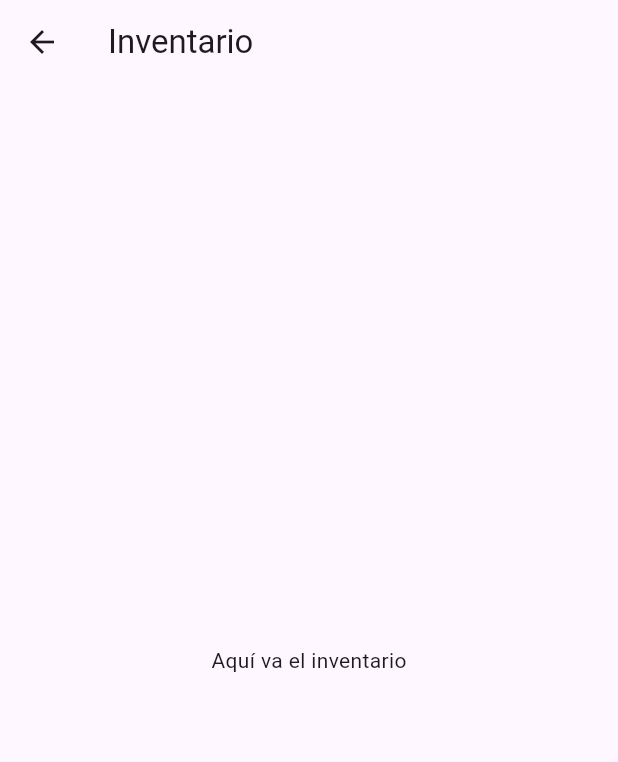
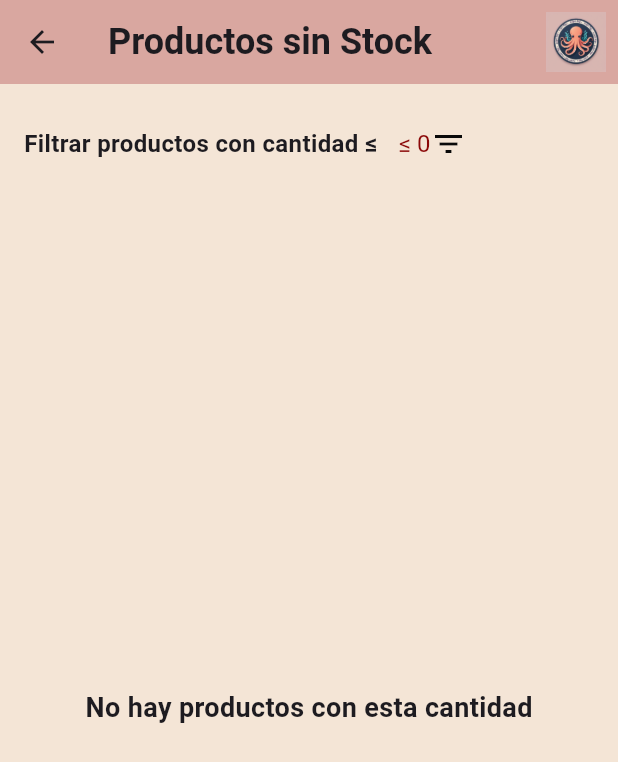
Before and after one commit to TaniaOliva/PulpoApp, a Flutter app: the HomePage screen opened by its route, after a tap on "Sin stock", on a phone screen of 412 x 824 dp. Shown: the top 762 px of the screen. Run offline on Flutter 3.47's test engine with Material 3 defaults, Android fonts, the phone set to English and light mode, and no system bars; our stand-ins replace cloud_firestore, firebase_auth, firebase_core; accounts and stored records are empty.

Commit message:
sin stock

```diff
--- a/lib/pages/home_page.dart
+++ b/lib/pages/home_page.dart
@@ -1,7 +1,8 @@
 import 'package:flutter/material.dart';
+import 'package:flutter_pulpoapp/pages/products_page.dart';
 import 'package:flutter_pulpoapp/widgets/drawer.dart';
 import 'package:flutter_pulpoapp/pages/inventory_page.dart';
-import 'package:flutter_pulpoapp/pages/provider_page.dart';
+import 'package:flutter_pulpoapp/pages/proveedores_page.dart';
 import 'package:flutter_pulpoapp/pages/out_of_stock_page.dart';
 import 'package:flutter_pulpoapp/pages/scanner_page.dart';
 
@@ -52,7 +53,7 @@ class HomePage extends StatelessWidget {
                 ),
               ),
             ),
-            const SizedBox(height: 20),
+            const SizedBox(height: 50),
 
             // Botones organizados en un Grid
             Expanded(
@@ -76,7 +77,7 @@ class HomePage extends StatelessWidget {
                     onTap: () => Navigator.push(
                       context,
                       MaterialPageRoute(
-                          builder: (context) => const ProviderPage()),
+                          builder: (context) => const ProvidersPage()),
                     ),
                   ),
                   _HomeButton(
--- a/lib/pages/out_of_stock_page.dart
+++ b/lib/pages/out_of_stock_page.dart
@@ -1,13 +1,122 @@
 import 'package:flutter/material.dart';
+import 'package:cloud_firestore/cloud_firestore.dart';
 
-class OutOfStockPage extends StatelessWidget {
-  const OutOfStockPage({super.key});
+class OutOfStockPage extends StatefulWidget {
+  const OutOfStockPage({Key? key}) : super(key: key);
+
+  @override
+  _OutOfStockPageState createState() => _OutOfStockPageState();
+}
+
+class _OutOfStockPageState extends State<OutOfStockPage> {
+  int selectedQuantity = 0; // Valor inicial del filtro
 
   @override
   Widget build(BuildContext context) {
     return Scaffold(
-      appBar: AppBar(title: const Text("Inventario")),
-      body: const Center(child: Text("Aquí va el inventario")),
+      backgroundColor: const Color(0xFFF4E5D6), // Fondo beige claro
+      appBar: AppBar(
+        title: const Text("Productos sin Stock",
+            style: TextStyle(fontSize: 24, fontWeight: FontWeight.bold)),
+        backgroundColor: const Color(0xFFD9A7A0), // Color del encabezado
+        actions: [
+          Padding(
+            padding: const EdgeInsets.all(8.0),
+            child: Image.asset('assets/images/logo.png', height: 40),
+          ),
+        ],
+      ),
+      body: Padding(
+        padding: const EdgeInsets.all(16.0),
+        child: Column(
+          crossAxisAlignment: CrossAxisAlignment.start,
+          children: [
+            // Filtro con Scroll Horizontal
+            SingleChildScrollView(
+              scrollDirection: Axis.horizontal,
+              child: Row(
+                children: [
+                  const Text("Filtrar productos con cantidad ≤ ",
+                      style:
+                          TextStyle(fontSize: 16, fontWeight: FontWeight.bold)),
+                  const SizedBox(width: 10),
+                  DropdownButton<int>(
+                    value: selectedQuantity,
+                    dropdownColor: Colors.white,
+                    style: const TextStyle(
+                        fontSize: 16, color: Color.fromARGB(255, 139, 9, 9)),
+                    underline: const SizedBox(),
+                    icon: const Icon(Icons.filter_list,
+                        color: Color.fromARGB(255, 9, 9, 9)),
+                    items: [0, 1, 2, 3, 4, 5].map((int value) {
+                      return DropdownMenuItem<int>(
+                        value: value,
+                        child: Text("≤ $value"),
+                      );
+                    }).toList(),
+                    onChanged: (value) {
+                      setState(() {
+                        selectedQuantity = value!;
+                      });
+                    },
+                  ),
+                ],
+              ),
+            ),
+            const SizedBox(height: 16),
+            // Título
+
+            // Lista de productos filtrados
+            Expanded(
+              child: StreamBuilder<QuerySnapshot>(
+                stream: FirebaseFirestore.instance
+                    .collection('products')
+                    .where('quantity', isLessThanOrEqualTo: selectedQuantity)
+                    .snapshots(),
+                builder: (context, snapshot) {
+                  if (!snapshot.hasData) {
+                    return const Center(child: CircularProgressIndicator());
+                  }
+
+                  var products = snapshot.data!.docs;
+
+                  if (products.isEmpty) {
+                    return const Center(
+                      child: Text("No hay productos con esta cantidad",
+                          style: TextStyle(
+                              fontSize: 18, fontWeight: FontWeight.bold)),
+                    );
+                  }
+
+                  return ListView.builder(
+                    itemCount: products.length,
+                    itemBuilder: (context, index) {
+                      var product = products[index];
+                      return Card(
+                        color: Colors
+                            .grey[300], // Fondo gris claro como en proveedores
+                        margin: const EdgeInsets.symmetric(
+                            horizontal: 10, vertical: 5),
+                        shape: RoundedRectangleBorder(
+                          borderRadius: BorderRadius.circular(10),
+                        ),
+                        child: ListTile(
+                          title: Text(product['name'],
+                              style: const TextStyle(
+                                  fontSize: 18, fontWeight: FontWeight.bold)),
+                          subtitle: Text("Cantidad: ${product['quantity']}"),
+                          leading: const Icon(Icons.warning,
+                              color: Colors.redAccent),
+                        ),
+                      );
+                    },
+                  );
+                },
+              ),
+            ),
+          ],
+        ),
+      ),
     );
   }
 }
--- /dev/null
+++ b/lib/pages/products_page.dart
@@ -0,0 +1,17 @@
+import 'package:flutter/material.dart';
+import 'package:cloud_firestore/cloud_firestore.dart';
+
+class ProductsPage extends StatelessWidget {
+  final String providerName;
+
+  const ProductsPage({Key? key, required this.providerName}) : super(key: key);
+
+  @override
+  Widget build(BuildContext context) {
+    return Scaffold(
+      appBar: AppBar(title: Text("Productos de $providerName")),
+      body: Center(
+          child: Text("Aquí se mostrarán los productos de $providerName")),
+    );
+  }
+}
--- a/lib/pages/provider_page.dart
+++ /dev/null
@@ -1,13 +0,0 @@
-import 'package:flutter/material.dart';
-
-class ProviderPage extends StatelessWidget {
-  const ProviderPage({super.key});
-
-  @override
-  Widget build(BuildContext context) {
-    return Scaffold(
-      appBar: AppBar(title: const Text("Inventario")),
-      body: const Center(child: Text("Aquí va el inventario")),
-    );
-  }
-}
--- a/lib/routes/app_router.dart
+++ b/lib/routes/app_router.dart
@@ -2,7 +2,9 @@ import 'package:flutter/material.dart';
 import 'package:flutter_pulpoapp/pages/home_page.dart';
 import 'package:flutter_pulpoapp/pages/inventory_page.dart';
 import 'package:flutter_pulpoapp/pages/login_page.dart';
+import 'package:flutter_pulpoapp/pages/out_of_stock_page.dart';
 import 'package:flutter_pulpoapp/pages/register_page.dart';
+import 'package:flutter_pulpoapp/pages/products_page.dart';
 
 class AppRouter {
   static Route<dynamic> generateRoute(RouteSettings settings) {
@@ -15,6 +17,14 @@ class AppRouter {
         return MaterialPageRoute(builder: (_) => const HomePage());
       case '/inventory':
         return MaterialPageRoute(builder: (_) => const InventoryPage());
+      case '/out_of_stock':
+        return MaterialPageRoute(builder: (_) => const OutOfStockPage());
+
+      case '/products':
+        return MaterialPageRoute(
+          builder: (context) =>
+              ProductsPage(providerName: settings.arguments as String),
+        );
       default:
         return MaterialPageRoute(
           builder: (_) => const Scaffold(
```
Also changed, not shown: lib/pages/proveedores_page.dart (added, +135 -0 lines), 4 other files.
